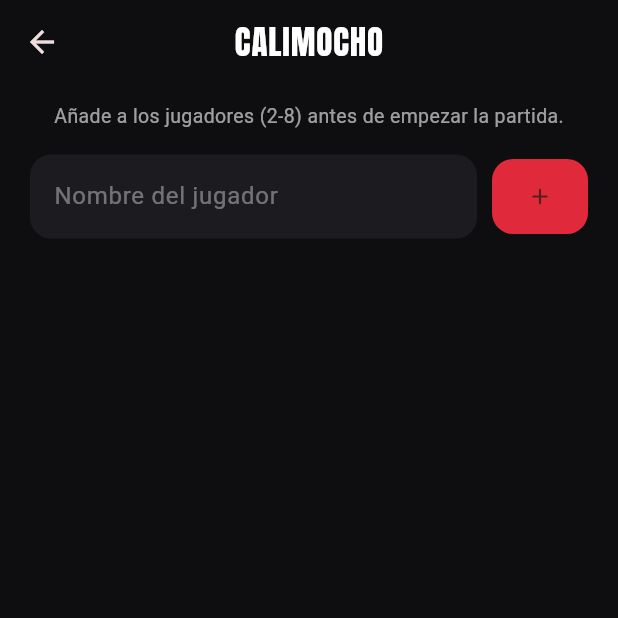
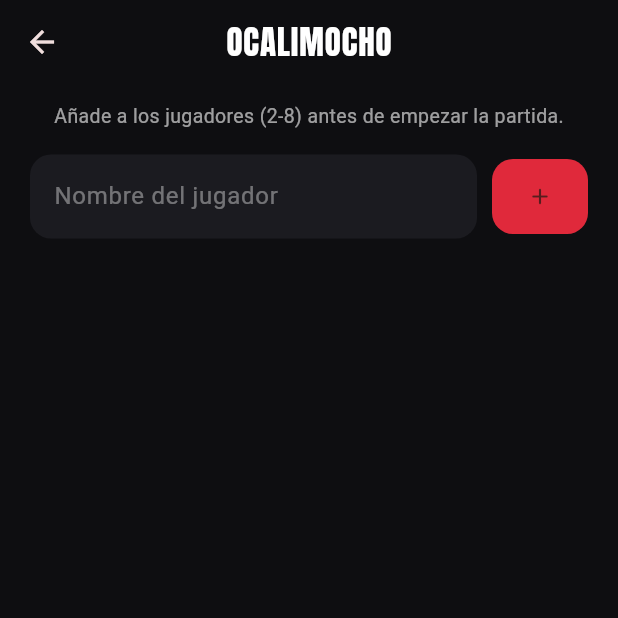
Before and after one commit to jvvdix/rojo-negro-app, a Flutter app: the CalimochoSetupScreen screen opened directly, on a phone screen of 412 x 824 dp, the top half of it. Run offline on Flutter 3.47's test engine with Material 3 defaults, Android fonts, the phone set to English and light mode, and no system bars.

Commit message:
Add README with screenshots and fix Ocalimocho naming
AppBar titles inside the Ocalimocho setup/game screens still said
"CALIMOCHO" after the mode was renamed on the home menu; made it
consistent everywhere.

```diff
--- a/lib/screens/calimocho_screen.dart
+++ b/lib/screens/calimocho_screen.dart
@@ -182,7 +182,7 @@ class _CalimochoScreenState extends State<CalimochoScreen> {
     final winner = _winner;
 
     return Scaffold(
-      appBar: AppBar(title: const Text('CALIMOCHO')),
+      appBar: AppBar(title: const Text('OCALIMOCHO')),
       body: SafeArea(
         child: Padding(
           padding: const EdgeInsets.fromLTRB(16, 8, 16, 20),
--- a/lib/screens/calimocho_setup_screen.dart
+++ b/lib/screens/calimocho_setup_screen.dart
@@ -55,7 +55,7 @@ class _CalimochoSetupScreenState extends State<CalimochoSetupScreen> {
     final canAdd = _players.length < _maxPlayers;
 
     return Scaffold(
-      appBar: AppBar(title: const Text('CALIMOCHO')),
+      appBar: AppBar(title: const Text('OCALIMOCHO')),
       body: SafeArea(
         child: Padding(
           padding: const EdgeInsets.fromLTRB(20, 12, 20, 20),
```
Also changed, not shown: 4 other files.
